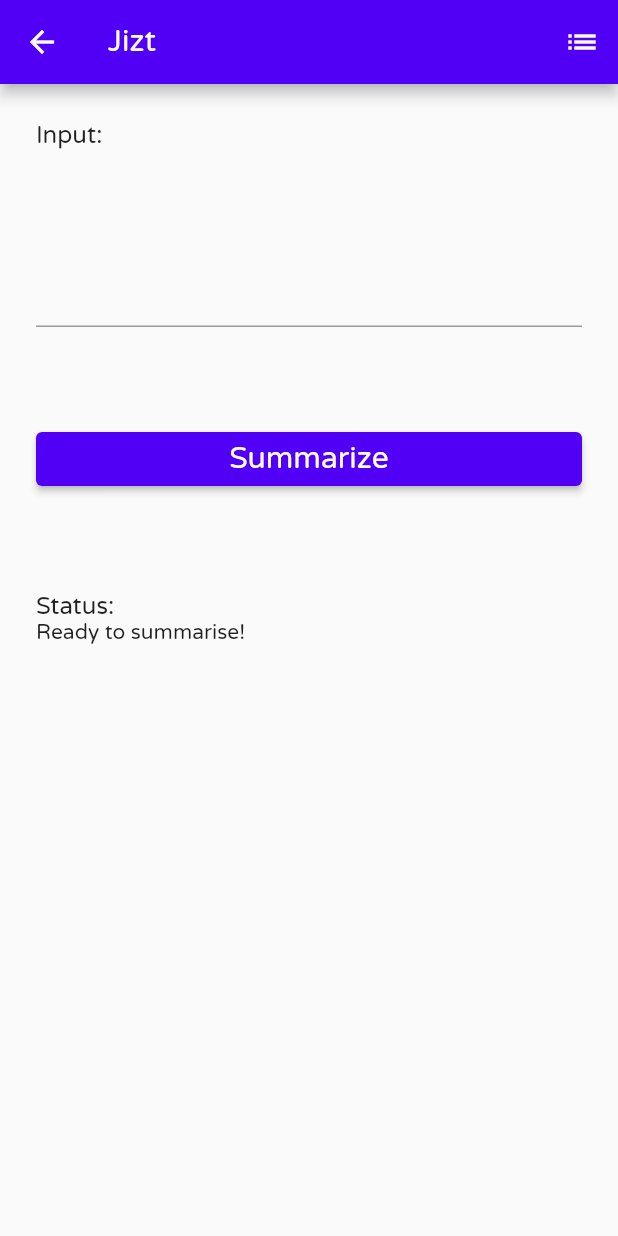
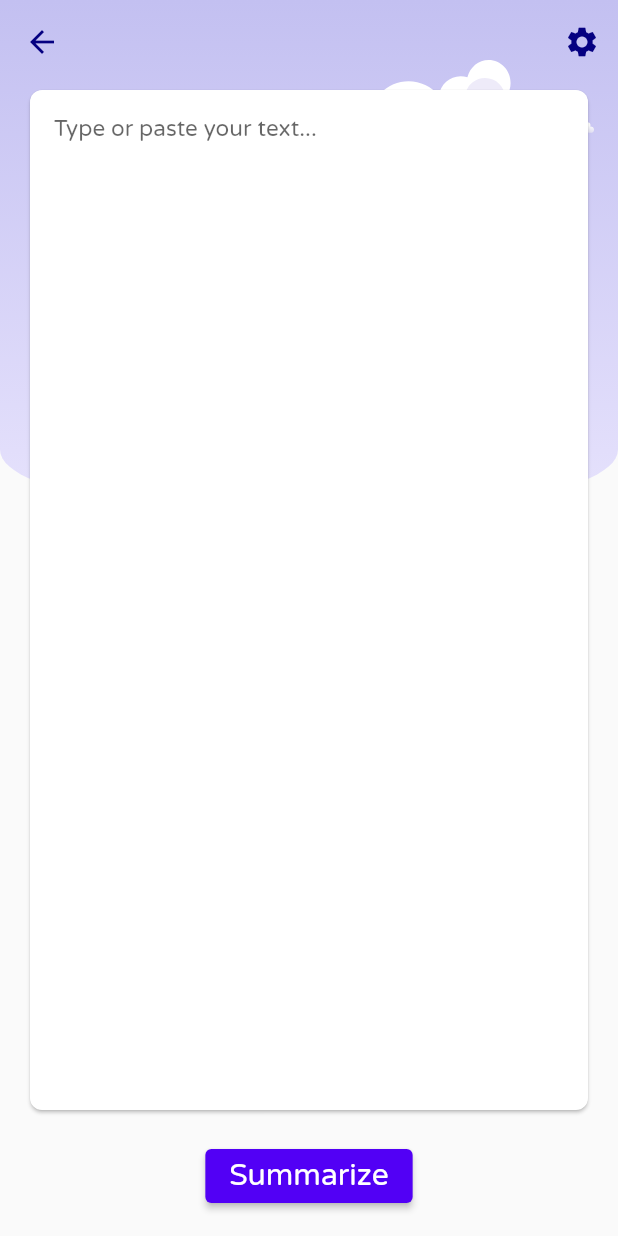
Before and after one commit to jizt-it/jizt-app, a Flutter app: the screen it shows after launch, after a tap on "Type or paste your text...", on a phone screen of 412 x 824 dp. Run offline on Flutter 3.47's test engine with Material 2 defaults, Android fonts, the phone set to English and light mode, and no system bars; our stand-ins replace bloc, equatable, flutter_bloc, flutter_svg, hive, hive_flutter and 1 more; accounts and stored records are empty; generated files the repository leaves out were written again.

Commit message:
Redesign new text summary page

```diff
--- a/lib/home/view/home_page.dart
+++ b/lib/home/view/home_page.dart
@@ -1,8 +1,9 @@
 import 'package:flutter/material.dart';
 import 'package:flutter/widgets.dart';
 import 'package:flutter_svg/flutter_svg.dart';
-import 'package:jizt/new_summary/new_summary.dart';
+import 'package:jizt/new_text_summary/new_text_summary.dart';
 import 'package:jizt/summaries/summaries.dart';
+import 'package:jizt/widgets/clouds_background.dart';
 
 class HomePage extends StatelessWidget {
   HomePage({Key key}) : super(key: key);
@@ -28,34 +29,7 @@ class HomePage extends StatelessWidget {
       ),
       body: Stack(
         children: [
-          Container(
-            width: double.infinity,
-            height: 300,
-            decoration: new BoxDecoration(
-              gradient: LinearGradient(
-                begin: Alignment.topCenter,
-                end: Alignment.bottomCenter,
-                colors: [
-                  Color(0xFFC3C0F1),
-                  Color(0xFFE5E1FC),
-                ],
-              ),
-              borderRadius: BorderRadius.vertical(
-                  bottom: Radius.elliptical(
-                      MediaQuery.of(context).size.width / 5, 30.0)),
-            ),
-          ),
-          Padding(
-            padding: const EdgeInsets.only(top: 40.0, right: 16.0),
-            child: Align(
-              alignment: Alignment.topRight,
-              child: SvgPicture.asset(
-                'assets/drawables/clouds.svg',
-                semanticsLabel: 'Clouds',
-                width: MediaQuery.of(context).size.width / 2,
-              ),
-            ),
-          ),
+          CloudsBackground(),
           SafeArea(
             child: Column(
               crossAxisAlignment: CrossAxisAlignment.start,
@@ -149,11 +123,11 @@ class HomePage extends StatelessWidget {
                   child: Padding(
                     padding: const EdgeInsets.symmetric(horizontal: 16.0),
                     child: Hero(
-                      tag: 'text',
+                      tag: 'card',
                       child: GestureDetector(
                         onTap: () {
                           Navigator.of(context).push<void>(
-                            NewSummaryPage.route(),
+                            NewTextSummaryPage.route(),
                           );
                         },
                         child: Card(
@@ -163,7 +137,12 @@ class HomePage extends StatelessWidget {
                           child: SizedBox.expand(
                             child: Padding(
                               padding: const EdgeInsets.all(16.0),
-                              child: Text('Type or paste your text...'),
+                              child: Text(
+                                'Type or paste your text...',
+                                style: TextStyle(
+                                  fontSize: 15,
+                                ),
+                              ),
                             ),
                           ),
                         ),
--- a/lib/new_summary/bloc/new_summary_state.dart
+++ /dev/null
@@ -1,58 +0,0 @@
-part of 'new_summary_bloc.dart';
-
-enum NewSummaryStatus {
-  initial,
-  requestingSummary,
-  waitingToCheckNewSummaryStatus,
-  checkingNewSummaryStatus,
-  success,
-  failure
-}
-
-class NewSummaryState extends Equatable {
-  final NewSummaryStatus status;
-  final String source;
-  final String summaryId;
-
-  const NewSummaryState._({
-    this.status = NewSummaryStatus.initial,
-    this.source = "",
-    this.summaryId = "",
-  });
-
-  const NewSummaryState.initial() : this._();
-
-  const NewSummaryState.requestingSummary(String source)
-      : this._(
-          status: NewSummaryStatus.requestingSummary,
-          source: source,
-        );
-
-  const NewSummaryState.waitingToCheckNewSummaryStatus(
-      String source, String summaryId)
-      : this._(
-          status: NewSummaryStatus.waitingToCheckNewSummaryStatus,
-          source: source,
-          summaryId: summaryId,
-        );
-
-  const NewSummaryState.checkingNewSummaryStatus(
-      String source, String summaryId)
-      : this._(
-          status: NewSummaryStatus.checkingNewSummaryStatus,
-          source: source,
-          summaryId: summaryId,
-        );
-
-  const NewSummaryState.success(String source, String summaryId)
-      : this._(
-          status: NewSummaryStatus.success,
-          source: source,
-          summaryId: summaryId,
-        );
-
-  const NewSummaryState.failure() : this._(status: NewSummaryStatus.failure);
-
-  @override
-  List<Object> get props => [status, source, summaryId];
-}
--- a/lib/new_summary/new_summary.dart
+++ /dev/null
@@ -1,2 +0,0 @@
-export 'bloc/new_summary_bloc.dart';
-export 'view/view.dart';
--- a/lib/new_summary/view/new_summary_form.dart
+++ /dev/null
@@ -1,98 +0,0 @@
-import 'package:flutter/material.dart';
-import 'package:flutter/widgets.dart';
-import 'package:flutter_bloc/flutter_bloc.dart';
-import 'package:jizt/new_summary/new_summary.dart';
-import 'package:jizt/summary/summary.dart';
-
-class NewSummaryForm extends StatefulWidget {
-  @override
-  _NewSummaryFormState createState() => _NewSummaryFormState();
-}
-
-class _NewSummaryFormState extends State<NewSummaryForm> {
-  final _textEditingController = TextEditingController();
-
-  @override
-  void dispose() {
-    _textEditingController.dispose();
-    super.dispose();
-  }
-
-  @override
-  Widget build(BuildContext context) {
-    return ListView(
-      children: [
-        Text(
-          'Input:',
-          style: Theme.of(context).textTheme.subtitle1,
-        ),
-        Hero(
-          tag: 'text',
-          child: Material(
-            child: TextField(
-              controller: _textEditingController,
-              keyboardType: TextInputType.multiline,
-              minLines: 5,
-              maxLines: null,
-            ),
-          ),
-        ),
-        SizedBox(height: 64),
-        ElevatedButton(
-          onPressed: () {
-            context.read<NewSummaryCubit>().requestNewSummary(
-                  _textEditingController.text,
-                );
-            FocusManager.instance.primaryFocus.unfocus();
-          },
-          child: const Text('Summarize', style: TextStyle(fontSize: 20)),
-        ),
-        SizedBox(height: 64),
-        Text(
-          'Status:',
-          style: Theme.of(context).textTheme.subtitle1,
-        ),
-        BlocConsumer<NewSummaryCubit, NewSummaryState>(
-          listenWhen: (previous, current) => previous.status != current.status,
-          listener: (context, state) {
-            if (state.status == NewSummaryStatus.success) {
-              onSummarySuccess(state.summaryId);
-            } else if (state.status == NewSummaryStatus.failure) {
-              onSummaryFailure();
-            }
-          },
-          builder: (context, state) {
-            switch (state.status) {
-              case NewSummaryStatus.requestingSummary:
-              case NewSummaryStatus.waitingToCheckNewSummaryStatus:
-              case NewSummaryStatus.checkingNewSummaryStatus:
-                return Text('Processing summary...');
-              case NewSummaryStatus.success:
-                return Text('Done!');
-              default:
-                return Text('Ready to summarise!');
-            }
-          },
-        ),
-      ],
-    );
-  }
-
-  void onSummarySuccess(String id) async {
-    await Future.delayed(Duration(seconds: 1));
-    Navigator.of(context).push<void>(
-      SummaryPage.route(id),
-    );
-    await Future.delayed(Duration(seconds: 1));
-    _textEditingController.clear();
-    context.read<NewSummaryCubit>().reset();
-  }
-
-  void onSummaryFailure() {
-    ScaffoldMessenger.of(context)
-      ..hideCurrentSnackBar()
-      ..showSnackBar(
-        const SnackBar(content: Text('oops try again!')),
-      );
-  }
-}
--- a/lib/new_summary/view/new_summary_page.dart
+++ /dev/null
@@ -1,45 +0,0 @@
-import 'package:flutter/material.dart';
-import 'package:flutter/widgets.dart';
-import 'package:flutter_bloc/flutter_bloc.dart';
-import 'package:jizt/new_summary/new_summary.dart';
-import 'package:jizt/summaries/summaries.dart';
-import 'package:jizt_repository/jizt_repository.dart';
-
-class NewSummaryPage extends StatelessWidget {
-  const NewSummaryPage._({Key key}) : super(key: key);
-
-  static Route route() {
-    return MaterialPageRoute<void>(
-      builder: (_) => const NewSummaryPage._(),
-    );
-  }
-
-  @override
-  Widget build(BuildContext context) {
-    return Scaffold(
-      appBar: AppBar(
-        title: Text('Jizt'),
-        actions: [
-          IconButton(
-            tooltip: 'Summaries',
-            icon: Icon(Icons.list),
-            onPressed: () {
-              Navigator.of(context).push<void>(
-                SummariesPage.route(),
-              );
-            },
-          )
-        ],
-      ),
-      body: Padding(
-        padding: const EdgeInsets.all(24.0),
-        child: BlocProvider(
-          create: (context) => NewSummaryCubit(
-            context.read<JiztRepository>(),
-          ),
-          child: NewSummaryForm(),
-        ),
-      ),
-    );
-  }
-}
--- a/lib/new_summary/view/view.dart
+++ /dev/null
@@ -1,2 +0,0 @@
-export 'new_summary_form.dart';
-export 'new_summary_page.dart';
--- a/lib/new_summary/bloc/new_summary_bloc.dart
+++ b/lib/new_text_summary/bloc/new_text_summary_bloc.dart
@@ -6,48 +6,48 @@ import 'package:flutter_bloc/flutter_bloc.dart';
 import 'package:jizt/utils/poller.dart';
 import 'package:jizt_repository/jizt_repository.dart';
 
-part 'new_summary_state.dart';
+part 'new_text_summary_state.dart';
 
-class NewSummaryCubit extends Cubit<NewSummaryState> {
+class NewTextSummaryCubit extends Cubit<NewTextSummaryState> {
   final JiztRepository _jiztRepository;
   StreamSubscription<Summary> pollerSubscription;
 
-  NewSummaryCubit(this._jiztRepository)
-      : super(const NewSummaryState.initial());
+  NewTextSummaryCubit(this._jiztRepository)
+      : super(const NewTextSummaryState.initial());
 
-  Future<void> requestNewSummary(String source) async {
-    if (state.status != NewSummaryStatus.initial || source.isEmpty) {
-      emit(NewSummaryState.initial());
+  Future<void> requestNewSummary({String source}) async {
+    if (state.status != NewTextSummaryStatus.initial || source.isEmpty) {
+      emit(NewTextSummaryState.initial());
       return;
     }
-    emit(NewSummaryState.requestingSummary(source));
+    emit(NewTextSummaryState.requestingSummary(source));
     try {
       final summaryId = await _jiztRepository.requestSummary(source);
       _checkNewSummaryStatus(source, summaryId);
     } on Exception {
-      emit(NewSummaryState.failure());
+      emit(NewTextSummaryState.failure());
     }
   }
 
   void _checkNewSummaryStatus(String source, String summaryId) {
-    emit(NewSummaryState.waitingToCheckNewSummaryStatus(source, summaryId));
+    emit(NewTextSummaryState.waitingToCheckNewSummaryStatus(source, summaryId));
     pollerSubscription = Poller((_) => _jiztRepository.getSummary(summaryId))
         .poll()
         .listen((summary) async => await _onNewSummaryStatusReceived(summary));
   }
 
   Future<void> _onNewSummaryStatusReceived(Summary summary) async {
-    if (state.status == NewSummaryStatus.checkingNewSummaryStatus) {
+    if (state.status == NewTextSummaryStatus.checkingNewSummaryStatus) {
       return; // Already checking status
     }
-    emit(NewSummaryState.checkingNewSummaryStatus(
+    emit(NewTextSummaryState.checkingNewSummaryStatus(
         state.source, state.summaryId));
     final summary = await _jiztRepository.getSummary(state.summaryId);
     if (summary.status == Status.completed) {
       pollerSubscription.cancel();
-      emit(NewSummaryState.success(state.source, state.summaryId));
+      emit(NewTextSummaryState.success(state.source, state.summaryId));
     } else {
-      emit(NewSummaryState.waitingToCheckNewSummaryStatus(
+      emit(NewTextSummaryState.waitingToCheckNewSummaryStatus(
         state.source,
         state.summaryId,
       ));
@@ -55,6 +55,6 @@ class NewSummaryCubit extends Cubit<NewSummaryState> {
   }
 
   Future<void> reset() async {
-    emit(NewSummaryState.initial());
+    emit(NewTextSummaryState.initial());
   }
 }
--- /dev/null
+++ b/lib/new_text_summary/bloc/new_text_summary_state.dart
@@ -0,0 +1,59 @@
+part of 'new_text_summary_bloc.dart';
+
+enum NewTextSummaryStatus {
+  initial,
+  requestingSummary,
+  waitingToCheckNewSummaryStatus,
+  checkingNewSummaryStatus,
+  success,
+  failure
+}
+
+class NewTextSummaryState extends Equatable {
+  final NewTextSummaryStatus status;
+  final String source;
+  final String summaryId;
+
+  const NewTextSummaryState._({
+    this.status = NewTextSummaryStatus.initial,
+    this.source = "",
+    this.summaryId = "",
+  });
+
+  const NewTextSummaryState.initial() : this._();
+
+  const NewTextSummaryState.requestingSummary(String source)
+      : this._(
+          status: NewTextSummaryStatus.requestingSummary,
+          source: source,
+        );
+
+  const NewTextSummaryState.waitingToCheckNewSummaryStatus(
+      String source, String summaryId)
+      : this._(
+          status: NewTextSummaryStatus.waitingToCheckNewSummaryStatus,
+          source: source,
+          summaryId: summaryId,
+        );
+
+  const NewTextSummaryState.checkingNewSummaryStatus(
+      String source, String summaryId)
+      : this._(
+          status: NewTextSummaryStatus.checkingNewSummaryStatus,
+          source: source,
+          summaryId: summaryId,
+        );
+
+  const NewTextSummaryState.success(String source, String summaryId)
+      : this._(
+          status: NewTextSummaryStatus.success,
+          source: source,
+          summaryId: summaryId,
+        );
+
+  const NewTextSummaryState.failure()
+      : this._(status: NewTextSummaryStatus.failure);
+
+  @override
+  List<Object> get props => [status, source, summaryId];
+}
--- /dev/null
+++ b/lib/new_text_summary/new_text_summary.dart
@@ -0,0 +1,2 @@
+export 'bloc/new_text_summary_bloc.dart';
+export 'view/view.dart';
--- /dev/null
+++ b/lib/new_text_summary/view/new_text_summary_body.dart
@@ -0,0 +1,144 @@
+import 'package:flutter/material.dart';
+import 'package:flutter/widgets.dart';
+import 'package:flutter_bloc/flutter_bloc.dart';
+import 'package:jizt/new_text_summary/new_text_summary.dart';
+import 'package:jizt/summary/summary.dart';
+
+class NewTextSummaryBody extends StatefulWidget {
+  @override
+  _NewTextSummaryBodyState createState() => _NewTextSummaryBodyState();
+}
+
+class _NewTextSummaryBodyState extends State<NewTextSummaryBody> {
+  final _textEditingController = TextEditingController();
+
+  @override
+  void dispose() {
+    _textEditingController.dispose();
+    super.dispose();
+  }
+
+  @override
+  Widget build(BuildContext context) {
+    return Padding(
+      padding: const EdgeInsets.only(left: 16.0, right: 16.0, bottom: 16.0),
+      child: Column(children: [
+        Expanded(
+          child: NewTextSummaryInputCard(
+            textEditingController: _textEditingController,
+          ),
+        ),
+        SizedBox(height: 16),
+        BlocConsumer<NewTextSummaryCubit, NewTextSummaryState>(
+          listenWhen: (previous, current) => previous.status != current.status,
+          listener: (context, state) {
+            if (state.status == NewTextSummaryStatus.success) {
+              onSummarySuccess(state.summaryId);
+            } else if (state.status == NewTextSummaryStatus.failure) {
+              onSummaryFailure();
+            }
+          },
+          builder: (context, state) {
+            return ElevatedButton(
+              onPressed: state.status != NewTextSummaryStatus.initial
+                  ? () {}
+                  : () {
+                      context.read<NewTextSummaryCubit>().requestNewSummary(
+                          source: _textEditingController.text);
+                      FocusManager.instance.primaryFocus.unfocus();
+                    },
+              child: NewTextSummaryButtonBody(
+                newTextSummaryStatus: state.status,
+              ),
+            );
+          },
+        ),
+      ]),
+    );
+  }
+
+  void onSummarySuccess(String id) async {
+    await Future.delayed(Duration(seconds: 1));
+    Navigator.of(context).push<void>(
+      SummaryPage.route(id),
+    );
+    await Future.delayed(Duration(seconds: 1));
+    _textEditingController.clear();
+    context.read<NewTextSummaryCubit>().reset();
+  }
+
+  void onSummaryFailure() {
+    ScaffoldMessenger.of(context)
+      ..hideCurrentSnackBar()
+      ..showSnackBar(
+        const SnackBar(content: Text('oops try again!')),
+      );
+  }
+}
+
+class NewTextSummaryInputCard extends StatelessWidget {
+  const NewTextSummaryInputCard({
+    Key key,
+    @required TextEditingController textEditingController,
+  })  : _textEditingController = textEditingController,
+        super(key: key);
+
+  final TextEditingController _textEditingController;
+
+  @override
+  Widget build(BuildContext context) {
+    return Hero(
+      tag: 'card',
+      child: Card(
+        child: TextField(
+          expands: true,
+          minLines: null,
+          maxLines: null,
+          controller: _textEditingController,
+          keyboardType: TextInputType.multiline,
+          decoration: InputDecoration(
+            hintText: 'Type or paste your text...',
+            hintStyle: TextStyle(
+              fontSize: 15,
+            ),
+            contentPadding: EdgeInsets.all(16.0),
+            border: InputBorder.none,
+          ),
+        ),
+      ),
+    );
+  }
+}
+
+class NewTextSummaryButtonBody extends StatelessWidget {
+  const NewTextSummaryButtonBody({
+    Key key,
+    @required NewTextSummaryStatus newTextSummaryStatus,
+  })  : _newTextSummaryStatus = newTextSummaryStatus,
+        super(key: key);
+
+  final NewTextSummaryStatus _newTextSummaryStatus;
+
+  @override
+  Widget build(BuildContext context) {
+    switch (_newTextSummaryStatus) {
+      case NewTextSummaryStatus.requestingSummary:
+      case NewTextSummaryStatus.waitingToCheckNewSummaryStatus:
+      case NewTextSummaryStatus.checkingNewSummaryStatus:
+        return SizedBox(
+          width: 100,
+          child: LinearProgressIndicator(),
+        );
+      case NewTextSummaryStatus.success:
+        return SizedBox(
+          width: 100,
+          child: Icon(Icons.done),
+        );
+      default:
+        return Text(
+          'Summarize',
+          style: TextStyle(fontSize: 20),
+        );
+    }
+  }
+}
--- /dev/null
+++ b/lib/new_text_summary/view/new_text_summary_page.dart
@@ -0,0 +1,47 @@
+import 'package:flutter/material.dart';
+import 'package:flutter/widgets.dart';
+import 'package:flutter_bloc/flutter_bloc.dart';
+import 'package:jizt/new_text_summary/new_text_summary.dart';
+import 'package:jizt/utils/fade_page_route.dart';
+import 'package:jizt/widgets/clouds_background.dart';
+import 'package:jizt_repository/jizt_repository.dart';
+
+class NewTextSummaryPage extends StatelessWidget {
+  const NewTextSummaryPage._({Key key}) : super(key: key);
+
+  static Route route() {
+    return FadePageRoute(page: const NewTextSummaryPage._());
+  }
+
+  @override
+  Widget build(BuildContext context) {
+    return Scaffold(
+      appBar: AppBar(
+        title: Text('New summary'),
+        actions: [
+          IconButton(
+            tooltip: 'Settings',
+            icon: Icon(Icons.settings),
+            onPressed: () {
+              // TODO open settings
+            },
+          )
+        ],
+      ),
+      body: Stack(
+        children: [
+          CloudsBackground(),
+          SafeArea(
+            child: BlocProvider(
+              create: (context) => NewTextSummaryCubit(
+                context.read<JiztRepository>(),
+              ),
+              child: NewTextSummaryBody(),
+            ),
+          ),
+        ],
+      ),
+      extendBodyBehindAppBar: true,
+    );
+  }
+}
--- /dev/null
+++ b/lib/new_text_summary/view/view.dart
@@ -0,0 +1,2 @@
+export 'new_text_summary_body.dart';
+export 'new_text_summary_page.dart';
--- a/lib/theme.dart
+++ b/lib/theme.dart
@@ -1,56 +1,59 @@
 import 'package:flutter/material.dart';
+import 'package:flutter/services.dart';
 
-ColorSwatch appPalette = ColorSwatch(0xFF5200f5, {
-  'electricViolet': Color(0xFF5200f5),
+ColorSwatch appPalette = ColorSwatch(0xFF5200F5, {
+  'primaryColor': Color(0xFF5200F5),
+  'primaryDarkColor': Color(0xFF050081),
+  'primaryLightColor': Color(0xFF9246FF),
+  'secondaryColor': Color(0xFFA70EAC),
+  'secondaryDarkColor': Color(0xFF74007C),
+  'secondaryLightColor': Color(0xFFDC51DE),
+  'primaryTextColor': Color(0xFFFFFFFF),
+  'secondaryTextColor': Color(0xFFFFFFFF),
+  'surfaceColor': Colors.grey.withOpacity(0.15),
 });
 
-Color get _primaryColor => const Color(0xFF5200f5);
-
-Color get _secondaryColor => _primaryColor;
-
-Color get _surfaceColor => Colors.grey.withOpacity(0.15);
-
-ThemeData get lightTheme => ThemeData.light().copyWith(
-      brightness: Brightness.light,
-      primaryColor: _primaryColor,
-      accentColor: _secondaryColor,
-      buttonTheme: const ButtonThemeData(
+/// Ref: https://material.io/components/cards/flutter#theming-a-card
+ThemeData get lightTheme {
+  final ThemeData base = ThemeData.light();
+  final ColorScheme colorScheme = ColorScheme.light(
+    primary: appPalette['primaryColor'],
+    primaryVariant: appPalette['primaryDarkColor'],
+    secondary: appPalette['secondaryColor'],
+    secondaryVariant: appPalette['secondaryDarkColor'],
+    surface: appPalette['surfaceColor'],
+    onSecondary: Colors.white,
+  );
+  return base.copyWith(
+    colorScheme: colorScheme,
+    buttonTheme: ButtonThemeData(
+      colorScheme: colorScheme,
       textTheme: ButtonTextTheme.primary,
     ),
-      appBarTheme: const AppBarTheme(
+    cardTheme: base.cardTheme.copyWith(
+      shape: RoundedRectangleBorder(
+        borderRadius: BorderRadius.circular(8.0),
+      ),
+    ),
+    appBarTheme: AppBarTheme(
       brightness: Brightness.dark,
+      color: Colors.transparent,
+      backgroundColor: Colors.transparent,
+      foregroundColor: Colors.transparent,
+      elevation: 0.0,
+      iconTheme: IconThemeData(
+        color: appPalette['primaryDarkColor'],
       ),
-      colorScheme: ColorScheme.light(
-        primary: _primaryColor,
-        secondary: _secondaryColor,
-        surface: _surfaceColor,
-        onSecondary: Colors.white,
+      actionsIconTheme: IconThemeData(
+        color: appPalette['primaryDarkColor'],
+      ),
     ),
     textTheme: ThemeData.light().textTheme.apply(
           fontFamily: 'Varela',
         ),
     primaryTextTheme: ThemeData.light().primaryTextTheme.apply(
           fontFamily: 'Varela',
+          bodyColor: appPalette['primaryDarkColor'],
         ),
   );
-
-ThemeData get darkTheme => ThemeData.dark().copyWith(
-      brightness: Brightness.dark,
-      primaryColor: _primaryColor,
-      accentColor: _secondaryColor,
-      scaffoldBackgroundColor: Colors.grey[900],
-      buttonTheme: const ButtonThemeData(
-        textTheme: ButtonTextTheme.primary,
-      ),
-      appBarTheme: AppBarTheme(
-        brightness: Brightness.dark,
-        color: Colors.grey[900],
-      ),
-      colorScheme: ColorScheme.dark(
-        primary: _primaryColor,
-        secondary: _secondaryColor,
-        surface: _surfaceColor,
-        onPrimary: Colors.white,
-        onSecondary: Colors.white,
-      ),
-    );
+}
--- /dev/null
+++ b/lib/utils/fade_page_route.dart
@@ -0,0 +1,26 @@
+import 'package:flutter/material.dart';
+
+/// Runs a fade in/out transition when navigating between two pages.
+class FadePageRoute extends PageRouteBuilder {
+  final Widget page;
+
+  FadePageRoute({this.page})
+      : super(
+          pageBuilder: (
+            BuildContext context,
+            Animation<double> animation,
+            Animation<double> secondaryAnimation,
+          ) =>
+              page,
+          transitionsBuilder: (
+            BuildContext context,
+            Animation<double> animation,
+            Animation<double> secondaryAnimation,
+            Widget child,
+          ) =>
+              FadeTransition(
+            opacity: animation,
+            child: child,
+          ),
+        );
+}
--- /dev/null
+++ b/lib/widgets/clouds_background.dart
@@ -0,0 +1,44 @@
+import 'package:flutter/material.dart';
+import 'package:flutter_svg/flutter_svg.dart';
+
+class CloudsBackground extends StatelessWidget {
+  const CloudsBackground({Key key}) : super(key: key);
+
+  @override
+  Widget build(BuildContext context) {
+    final screenSize = MediaQuery.of(context).size;
+    return Stack(children: [
+      Container(
+        width: double.infinity,
+        height: (screenSize.height * (2 / 5.0)),
+        decoration: new BoxDecoration(
+          gradient: LinearGradient(
+            begin: Alignment.topCenter,
+            end: Alignment.bottomCenter,
+            colors: [
+              Color(0xFFC3C0F1),
+              Color(0xFFE5E1FC),
+            ],
+          ),
+          borderRadius: BorderRadius.vertical(
+            bottom: Radius.elliptical(
+              screenSize.width / 5.0,
+              30.0,
+            ),
+          ),
+        ),
+      ),
+      Padding(
+        padding: const EdgeInsets.only(top: 40.0, right: 16.0),
+        child: Align(
+          alignment: Alignment.topRight,
+          child: SvgPicture.asset(
+            'assets/drawables/clouds.svg',
+            semanticsLabel: 'Clouds',
+            width: screenSize.width / 2.0,
+          ),
+        ),
+      ),
+    ]);
+  }
+}
```
Lines whose indentation alone changed are shown as unchanged.
